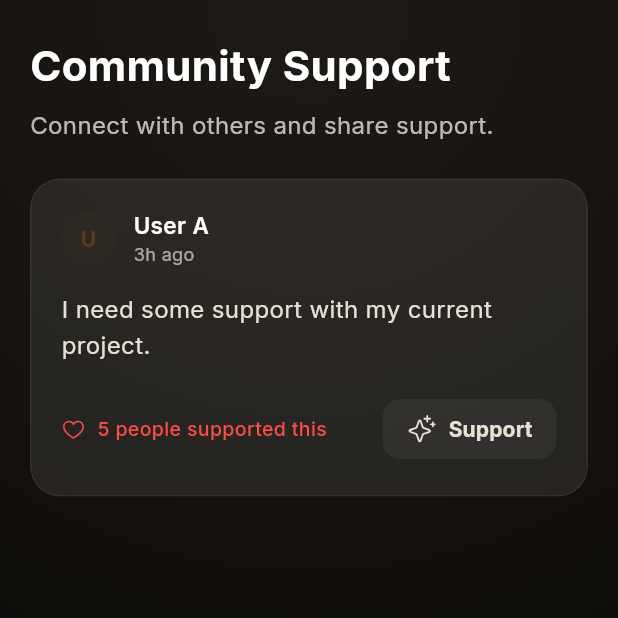
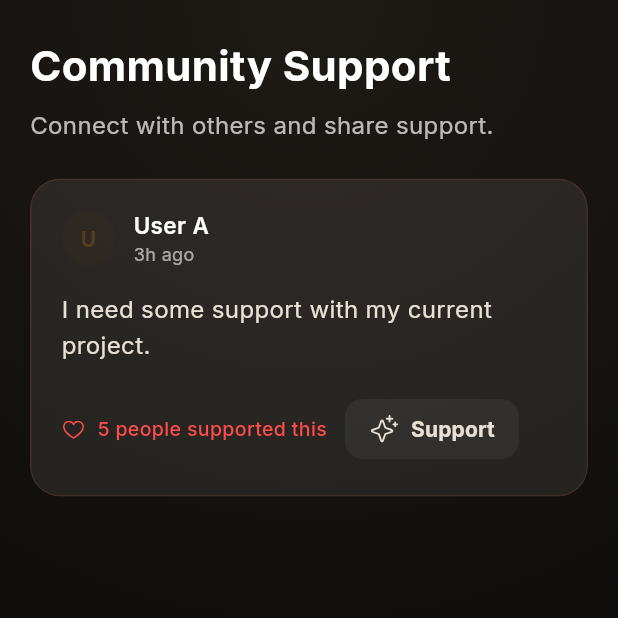
Before and after one commit to Marcuss-ops/AppHone, a Flutter app: the screen it shows after launch, item 3 of the bottom bar chosen, on a phone screen of 412 x 824 dp, the top half of it. Run offline on Flutter 3.47's test engine with Material 3 defaults, Android fonts, the phone set to English and light mode, and no system bars; our stand-ins replace cached_network_image, device_preview, flutter_animate, flutter_local_notifications, flutter_riverpod, freezed_annotation and 12 more; missing offline and left inert: glossy; accounts and stored records are empty; generated files the repository leaves out were written again; network calls fail.

Commit message:
Fix: Resolve horizontal overflow in Community card and Web sharing error

```diff
--- a/AppTrue/ChristianApp/lib/features/community/widgets/community_intent_card.dart
+++ b/AppTrue/ChristianApp/lib/features/community/widgets/community_intent_card.dart
@@ -79,10 +79,15 @@ class CommunityIntentCard extends StatelessWidget {
               ),
             ),
             const SizedBox(height: 20),
-            Row(
-              mainAxisAlignment: MainAxisAlignment.spaceBetween,
+            // Use a Wrap instead of a Row to prevent horizontal overflow on small screens
+            Wrap(
+              alignment: WrapAlignment.spaceBetween,
+              crossAxisAlignment: WrapCrossAlignment.center,
+              spacing: 12,
+              runSpacing: 12,
               children: [
                 Row(
+                  mainAxisSize: MainAxisSize.min,
                   children: [
                     Icon(
                       PhosphorIcons.heart(),
@@ -128,6 +133,7 @@ class CommunityIntentCard extends StatelessWidget {
                 ),
               ],
             ),
+
           ],
         ),
       ),
```
Also changed, not shown: AppTrue/ChristianApp/lib/features/inspiration/services/inspiration_sharing_service.dart (+12 -5 lines).
